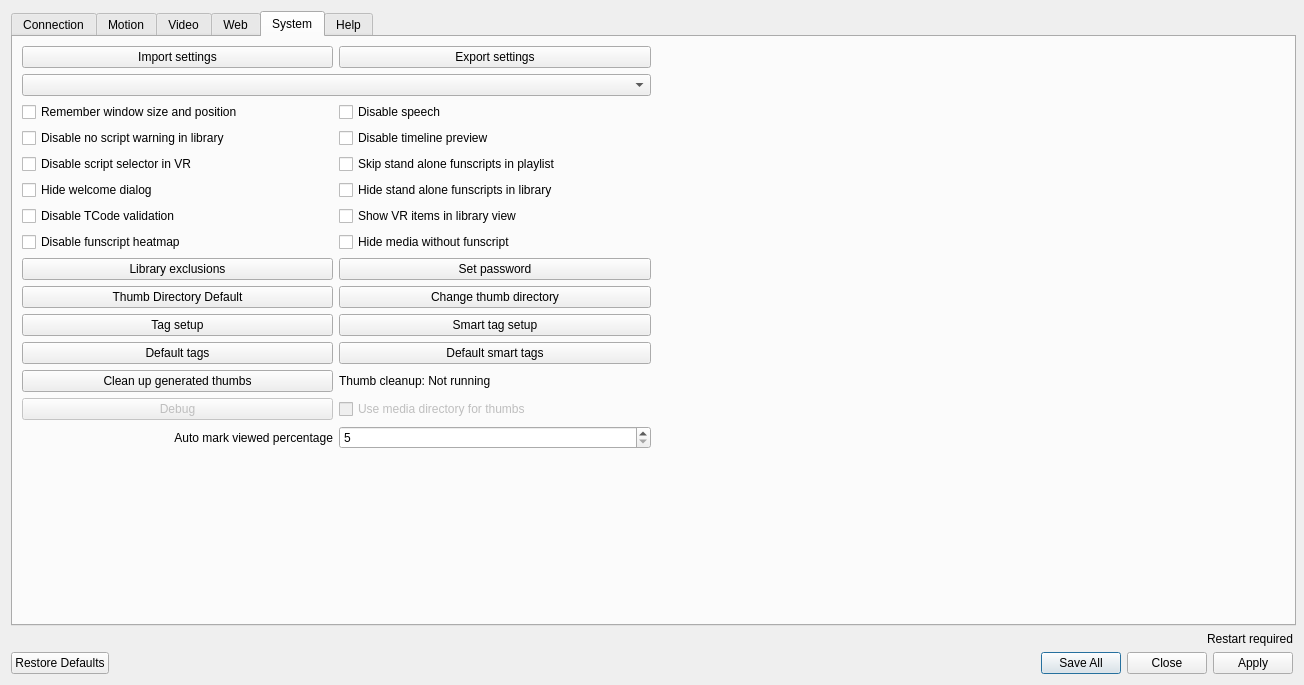
This is src/settings.ui in jcfain/XTPlayer as Qt 5 draws it before an edit. The edited form follows.
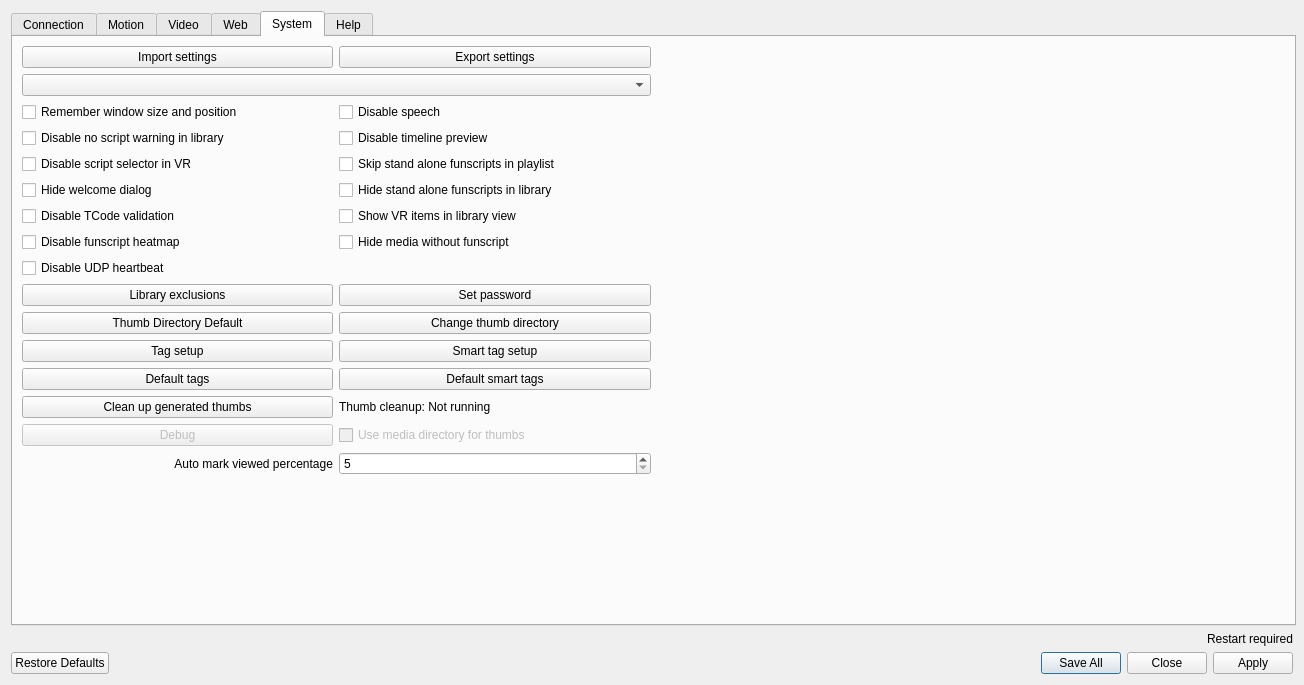
This is the edited form. The open tabs and pages were chosen to show the change. Icons and pictures are not drawn.

Commit message: Adding disable heartbeat option

```diff
--- a/src/settings.ui
+++ b/src/settings.ui
@@ -1577,6 +1577,13 @@
          </property>
         </widget>
        </item>
+       <item row="9" column="0">
+        <widget class="QCheckBox" name="disableHeartbeatChk">
+         <property name="text">
+          <string>Disable UDP heartbeat</string>
+         </property>
+        </widget>
+       </item>
       </layout>
      </widget>
      <widget class="QWidget" name="helpTab">
```
The commit also changes 3 other files.
